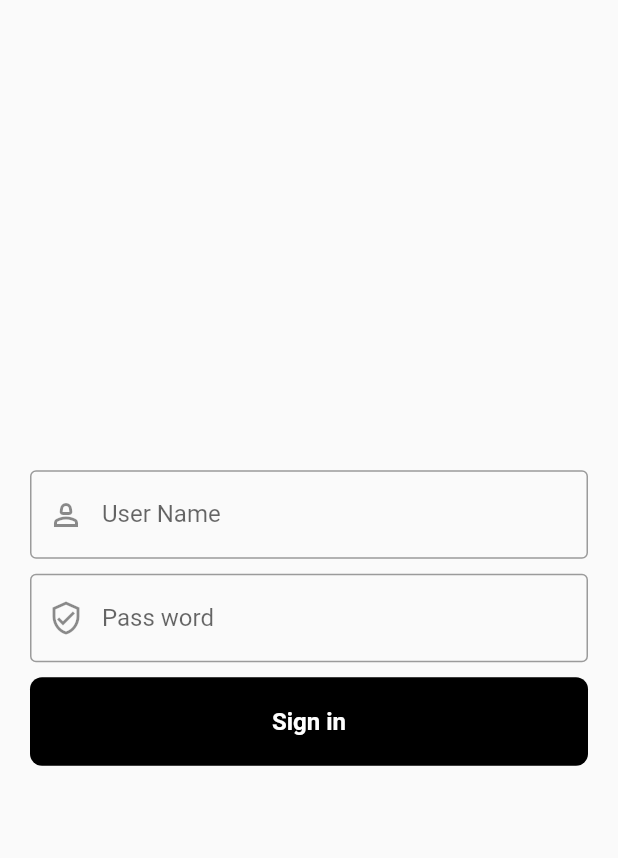
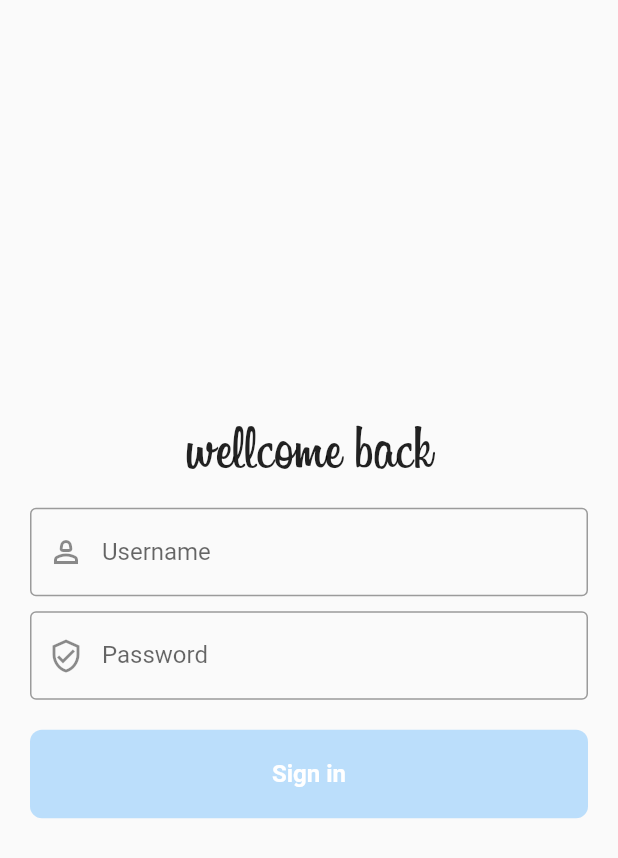
Before and after one commit to MinhTruongHMT/soccer_flutter, a Flutter app: the screen it shows after launch, on a phone screen of 412 x 824 dp. Shown: the top 858 px of the screen. Run offline on Flutter 3.47's test engine with Material 2 defaults, Android fonts, the phone set to English and light mode, and no system bars; our stand-ins replace device_preview.

Commit message:
font instagram

```diff
--- a/lib/main.dart
+++ b/lib/main.dart
@@ -11,7 +11,7 @@ void main() {
   runApp(
     DevicePreview(
       enabled: !kReleaseMode,
-      builder: (context) => MyApp(), // Wrap your app
+      builder: (context) =>const MyApp(), // Wrap your app
     ),
   );
 }
--- a/lib/pages/login_page.dart
+++ b/lib/pages/login_page.dart
@@ -13,21 +13,29 @@ class LoginPage extends StatelessWidget {
         child: Column(
           mainAxisAlignment: MainAxisAlignment.center,
           children: [
+            const Text(
+              "wellcome back",
+              style: TextStyle(fontFamily: 'InstagramFont', fontSize: 40),
+            ),
+            const SizedBox(
+              height: 10,
+            ),
             Text_Field(
-                icon: const Icon(Icons.person_2_outlined), lable: "User Name"),
+                icon: const Icon(Icons.person_2_outlined), lable: "Username"),
             const SizedBox(
               height: 10,
             ),
             Text_Field(
                 icon: const Icon(Icons.verified_user_outlined),
-                lable: "Pass word"),
+                lable: "Password"),
             const SizedBox(
-              height: 10,
+              height: 20,
             ),
             Container(
               padding: const EdgeInsets.all(20),
               decoration: BoxDecoration(
-                  color: Colors.black, borderRadius: BorderRadius.circular(8)),
+                  color: Colors.blue[100],
+                  borderRadius: BorderRadius.circular(8)),
               child: const Center(
                 child: Text(
                   "Sign in",
```
Also changed, not shown: pubspec.yaml (+4 -4 lines), fonts/Billabong.ttf (added).
